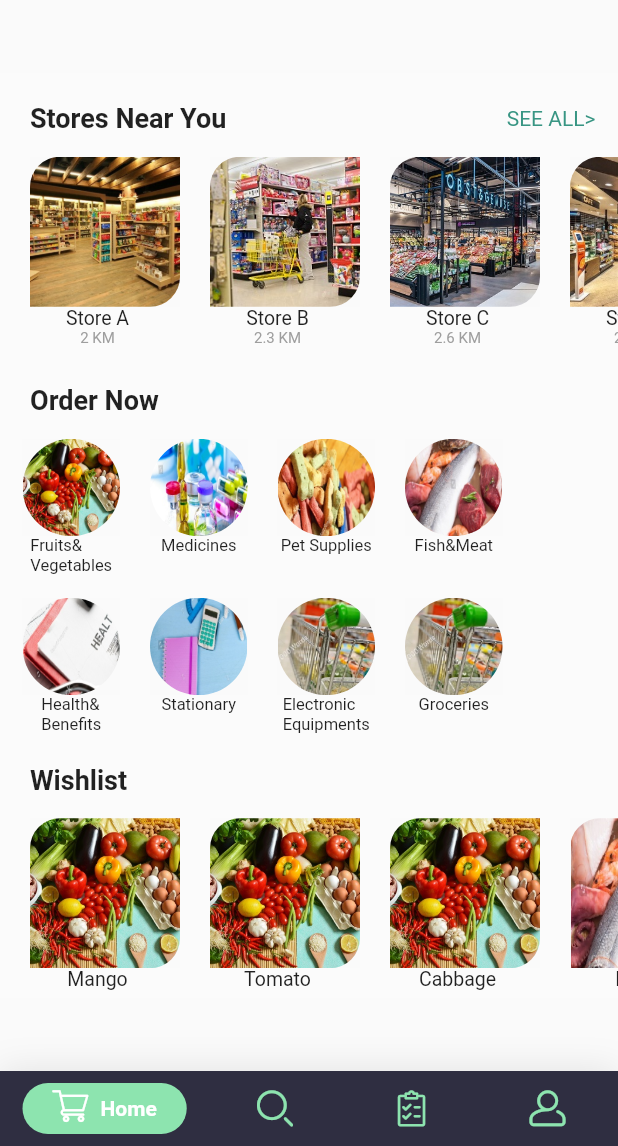
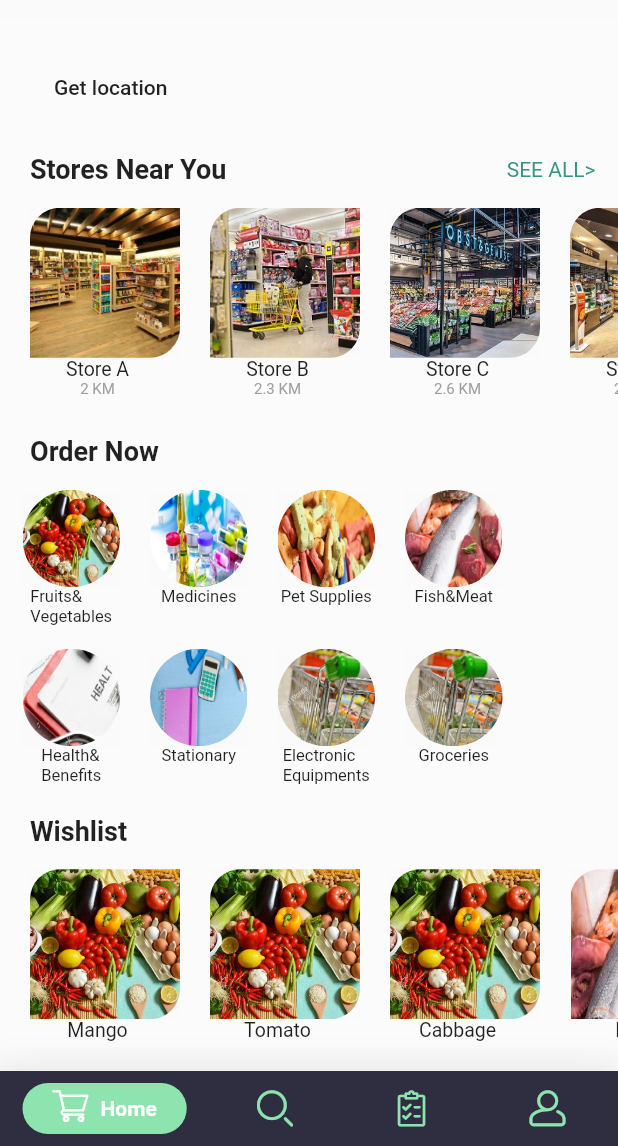
Before and after one commit to somiparna/Agrivator-Flash, a Flutter app: the screen it shows after launch, on a phone screen of 412 x 824 dp, the part 90-1236 px from its top. Run offline on Flutter 3.47's test engine with Material 2 defaults, Android fonts, the phone set to English and light mode, and no system bars; drawn by our look-alikes of google_nav_bar; our stand-ins replace geolocator, google_maps_flutter.

Commit message:
tried to add location but failed

```diff
--- a/lib/Tabs/Hometab.dart
+++ b/lib/Tabs/Hometab.dart
@@ -3,6 +3,7 @@ import 'package:agrivatorflash/Stores/Health.dart';
 import 'package:agrivatorflash/Stores/Meat.dart';
 import 'package:agrivatorflash/Stores/Pet.dart';
 import 'package:agrivatorflash/Stores/Stationary.dart';
+import 'package:flutter/cupertino.dart';
 import '../error.dart';
 import 'package:geolocator/geolocator.dart';
 import '../HomeScreen.dart';
@@ -19,6 +20,20 @@ class HomeTab extends StatefulWidget {
 
 class _HomeTabState extends State<HomeTab> {
   @override
+  Position _currentPosition;
+  _getCurrentLocation() {
+    final Geolocator geolocator = Geolocator()..forceAndroidLocationManager;
+
+    geolocator
+        .getCurrentPosition(desiredAccuracy: LocationAccuracy.best)
+        .then((Position position) {
+      setState(() {
+        _currentPosition = position;
+      });
+    }).catchError((e) {
+      print(e);
+    });
+  }
   Widget build(BuildContext context) {
     var size=MediaQuery.of(context).size;
     return Container(
@@ -28,6 +43,28 @@ class _HomeTabState extends State<HomeTab> {
           crossAxisAlignment: CrossAxisAlignment.start,
           mainAxisAlignment: MainAxisAlignment.start,
           children: <Widget>[
+            Padding(
+              padding: const EdgeInsets.only(top: 20),
+              child: Row(
+                children: <Widget>[
+                  if (_currentPosition != null)
+                  Padding(
+                    padding: const EdgeInsets.only(left: 20),
+                    child: Text(
+                            "LAT: ${_currentPosition.latitude}, LNG: ${_currentPosition.longitude}"),
+                  ),
+                  Padding(
+                    padding: const EdgeInsets.only(left: 20),
+                    child: FlatButton(
+                      child: Text("Get location"),
+                      onPressed: () {
+                        _getCurrentLocation();
+                      },
+                    ),
+                  ),
+                ],
+              ),
+            ),
             Padding(
               padding: const EdgeInsets.only(top: 20),
               child: Row(
```
